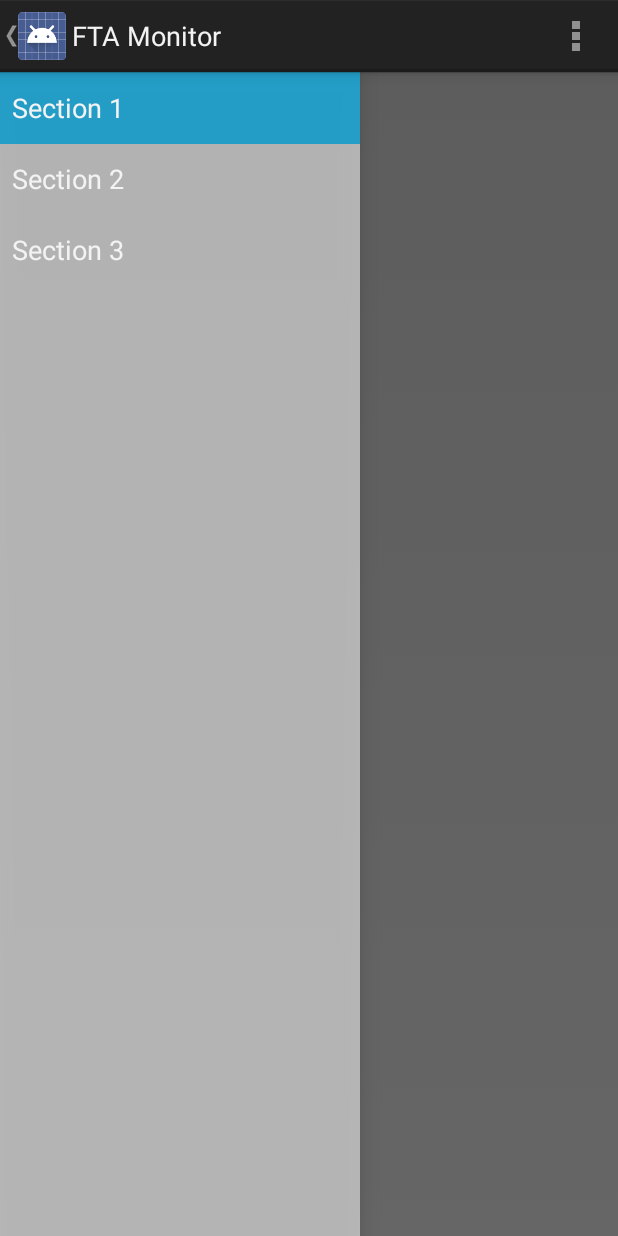
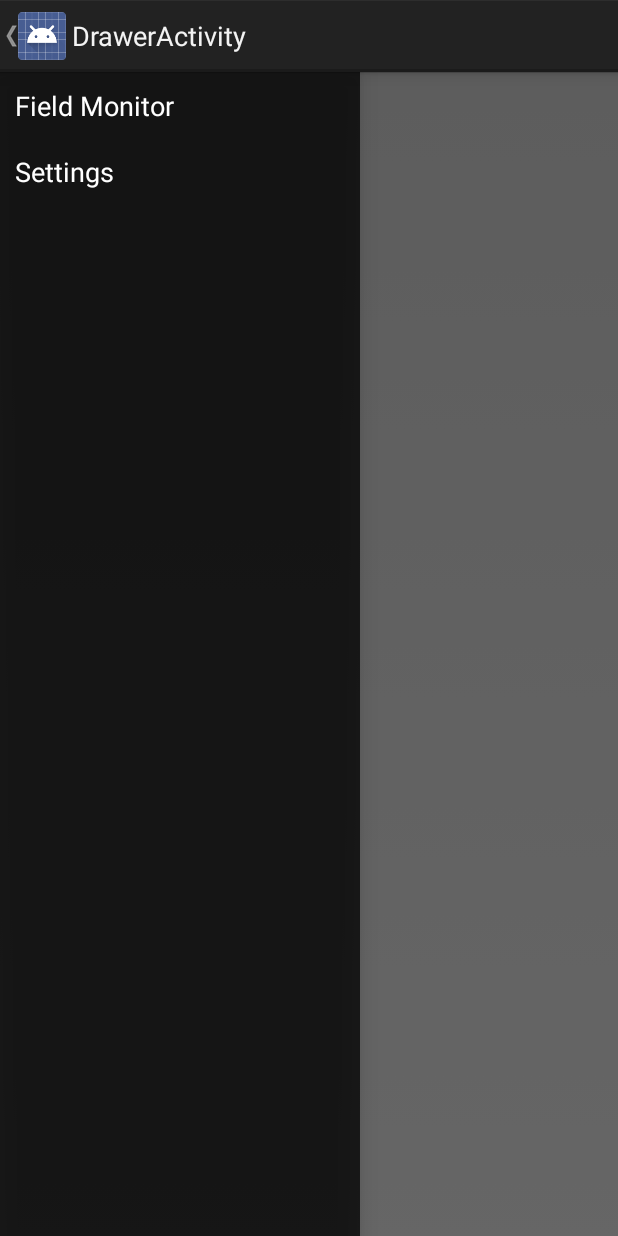
Before and after one commit to messenger-sean/fta-monitor-watchapp, an Android app: the screen it shows after launch (DrawerActivity), with the side drawer open, on a phone screen of 412 x 824 dp. Run offline under Robolectric (Android 15) with nearby library versions, the light colour scheme and no system bars; 2 statements that could not run were skipped.

Commit message:
Removed confusing extraneous boilerplate. Nav drawer has been hand implemented. Nav Drawer icon is properly showing

```diff
--- a/app/src/main/java/com/fsilberberg/ftamonitor/DrawerActivity.java
+++ b/app/src/main/java/com/fsilberberg/ftamonitor/DrawerActivity.java
@@ -2,147 +2,74 @@ package com.fsilberberg.ftamonitor;
 
 import android.app.Activity;
 
-import android.app.ActionBar;
-import android.app.Fragment;
-import android.app.FragmentManager;
-import android.content.Context;
-import android.os.Build;
 import android.os.Bundle;
-import android.util.Log;
-import android.view.Gravity;
-import android.view.LayoutInflater;
-import android.view.Menu;
+import android.support.v4.app.ActionBarDrawerToggle;
+import android.support.v4.widget.DrawerLayout;
 import android.view.MenuItem;
 import android.view.View;
-import android.view.ViewGroup;
-import android.support.v4.widget.DrawerLayout;
+import android.widget.AdapterView;
 import android.widget.ArrayAdapter;
-import android.widget.TextView;
+import android.widget.ListView;
 
 
-public class DrawerActivity extends Activity
-        implements NavigationDrawerFragment.NavigationDrawerCallbacks {
+public class DrawerActivity extends Activity implements ListView.OnItemClickListener {
 
-    /**
-     * Fragment managing the behaviors, interactions and presentation of the navigation drawer.
-     */
-    private NavigationDrawerFragment mNavigationDrawerFragment;
-
-    /**
-     * Used to store the last screen title. For use in {@link #restoreActionBar()}.
-     */
-    private CharSequence mTitle;
+    private String[] m_drawerItems;
+    private ListView m_drawerList;
+    private DrawerLayout m_drawerLayout;
+    private ActionBarDrawerToggle m_drawerToggle;
 
     @Override
     protected void onCreate(Bundle savedInstanceState) {
         super.onCreate(savedInstanceState);
         setContentView(R.layout.activity_drawer);
 
-        mNavigationDrawerFragment = (NavigationDrawerFragment)
-                getFragmentManager().findFragmentById(R.id.navigation_drawer);
-        mTitle = getTitle();
+        // Set up the drawer content
+        m_drawerItems = getResources().getStringArray(R.array.drawer_tabs);
+        m_drawerList = (ListView) findViewById(R.id.left_drawer);
+        m_drawerList.setAdapter(new ArrayAdapter<>(this, R.layout.list_white_text, R.id.list_content, m_drawerItems));
 
-        // Set up the drawer.
-        mNavigationDrawerFragment.setUp(
-                R.id.navigation_drawer,
-                (DrawerLayout) findViewById(R.id.drawer_layout));
+        // Set up the Drawer Toggle
+        m_drawerLayout = (DrawerLayout) findViewById(R.id.drawer_layout);
+        m_drawerToggle = new ActionBarDrawerToggle(this, m_drawerLayout, R.drawable.ic_drawer, R.string.navigation_drawer_open, R.string.navigation_drawer_close) {
+            private CharSequence m_title;
+
+            @Override
+            public void onDrawerOpened(View drawerView) {
+                super.onDrawerOpened(drawerView);
+                m_title = getActionBar().getTitle();
+                getActionBar().setTitle("FTA Monitor");
+            }
+
+            @Override
+            public void onDrawerClosed(View drawerView) {
+                super.onDrawerClosed(drawerView);
+                getActionBar().setTitle(m_title);
+            }
+        };
+        m_drawerLayout.setDrawerListener(m_drawerToggle);
+        getActionBar().setDisplayHomeAsUpEnabled(true);
+        getActionBar().setHomeButtonEnabled(true);
     }
 
     @Override
-    public void onNavigationDrawerItemSelected(int position) {
-        // update the main content by replacing fragments
-        FragmentManager fragmentManager = getFragmentManager();
-        fragmentManager.beginTransaction()
-                .replace(R.id.container, PlaceholderFragment.newInstance(position + 1))
-                .commit();
-    }
+    protected void onPostCreate(Bundle savedInstanceState) {
+        super.onPostCreate(savedInstanceState);
 
-    public void onSectionAttached(int number) {
-        switch (number) {
-            case 1:
-                mTitle = getString(R.string.title_section1);
-                break;
-            case 2:
-                mTitle = getString(R.string.title_section2);
-                break;
-            case 3:
-                mTitle = getString(R.string.title_section3);
-                break;
-        }
-    }
-
-    public void restoreActionBar() {
-        ActionBar actionBar = getActionBar();
-        actionBar.setNavigationMode(ActionBar.NAVIGATION_MODE_STANDARD);
-        actionBar.setDisplayShowTitleEnabled(true);
-        actionBar.setTitle(mTitle);
-    }
-
-
-    @Override
-    public boolean onCreateOptionsMenu(Menu menu) {
-        if (!mNavigationDrawerFragment.isDrawerOpen()) {
-            // Only show items in the action bar relevant to this screen
-            // if the drawer is not showing. Otherwise, let the drawer
-            // decide what to show in the action bar.
-            getMenuInflater().inflate(R.menu.drawer, menu);
-            restoreActionBar();
-            return true;
-        }
-        return super.onCreateOptionsMenu(menu);
+        m_drawerToggle.syncState();
     }
 
     @Override
     public boolean onOptionsItemSelected(MenuItem item) {
-        // Handle action bar item clicks here. The action bar will
-        // automatically handle clicks on the Home/Up button, so long
-        // as you specify a parent activity in AndroidManifest.xml.
-        int id = item.getItemId();
-        if (id == R.id.action_settings) {
-            getFragmentManager().beginTransaction().replace(R.id.container, new SettingsFragment()).addToBackStack(null).commit();
+        if (m_drawerToggle.onOptionsItemSelected(item)) {
             return true;
         }
+
         return super.onOptionsItemSelected(item);
     }
 
-    /**
-     * A placeholder fragment containing a simple view.
-     */
-    public static class PlaceholderFragment extends Fragment {
-        /**
-         * The fragment argument representing the section number for this
-         * fragment.
-         */
-        private static final String ARG_SECTION_NUMBER = "section_number";
+    @Override
+    public void onItemClick(AdapterView parent, View view, int position, long id) {
 
-        /**
-         * Returns a new instance of this fragment for the given section
-         * number.
-         */
-        public static PlaceholderFragment newInstance(int sectionNumber) {
-            PlaceholderFragment fragment = new PlaceholderFragment();
-            Bundle args = new Bundle();
-            args.putInt(ARG_SECTION_NUMBER, sectionNumber);
-            fragment.setArguments(args);
-            return fragment;
-        }
-
-        public PlaceholderFragment() {
-        }
-
-        @Override
-        public View onCreateView(LayoutInflater inflater, ViewGroup container,
-                Bundle savedInstanceState) {
-            View rootView = inflater.inflate(R.layout.fragment_drawer, container, false);
-            return rootView;
-        }
-
-        @Override
-        public void onAttach(Activity activity) {
-            super.onAttach(activity);
-            ((DrawerActivity) activity).onSectionAttached(
-                    getArguments().getInt(ARG_SECTION_NUMBER));
-        }
     }
-
 }
--- a/app/src/main/java/com/fsilberberg/ftamonitor/NavigationDrawerFragment.java
+++ /dev/null
@@ -1,282 +0,0 @@
-package com.fsilberberg.ftamonitor;
-
-
-import android.app.Activity;
-import android.app.ActionBar;
-import android.app.Fragment;
-import android.support.v4.app.ActionBarDrawerToggle;
-import android.support.v4.view.GravityCompat;
-import android.support.v4.widget.DrawerLayout;
-import android.content.SharedPreferences;
-import android.content.res.Configuration;
-import android.os.Bundle;
-import android.preference.PreferenceManager;
-import android.view.LayoutInflater;
-import android.view.Menu;
-import android.view.MenuInflater;
-import android.view.MenuItem;
-import android.view.View;
-import android.view.ViewGroup;
-import android.widget.AdapterView;
-import android.widget.ArrayAdapter;
-import android.widget.ListView;
-import android.widget.Toast;
-
-/**
- * Fragment used for managing interactions for and presentation of a navigation drawer.
- * See the <a href="https://developer.android.com/design/patterns/navigation-drawer.html#Interaction">
- * design guidelines</a> for a complete explanation of the behaviors implemented here.
- */
-public class NavigationDrawerFragment extends Fragment {
-
-    /**
-     * Remember the position of the selected item.
-     */
-    private static final String STATE_SELECTED_POSITION = "selected_navigation_drawer_position";
-
-    /**
-     * Per the design guidelines, you should show the drawer on launch until the user manually
-     * expands it. This shared preference tracks this.
-     */
-    private static final String PREF_USER_LEARNED_DRAWER = "navigation_drawer_learned";
-
-    /**
-     * A pointer to the current callbacks instance (the Activity).
-     */
-    private NavigationDrawerCallbacks mCallbacks;
-
-    /**
-     * Helper component that ties the action bar to the navigation drawer.
-     */
-    private ActionBarDrawerToggle mDrawerToggle;
-
-    private DrawerLayout mDrawerLayout;
-    private ListView mDrawerListView;
-    private View mFragmentContainerView;
-
-    private int mCurrentSelectedPosition = 0;
-    private boolean mFromSavedInstanceState;
-    private boolean mUserLearnedDrawer;
-
-    public NavigationDrawerFragment() {
-    }
-
-    @Override
-    public void onCreate(Bundle savedInstanceState) {
-        super.onCreate(savedInstanceState);
-
-        // Read in the flag indicating whether or not the user has demonstrated awareness of the
-        // drawer. See PREF_USER_LEARNED_DRAWER for details.
-        SharedPreferences sp = PreferenceManager.getDefaultSharedPreferences(getActivity());
-        mUserLearnedDrawer = sp.getBoolean(PREF_USER_LEARNED_DRAWER, false);
-
-        if (savedInstanceState != null) {
-            mCurrentSelectedPosition = savedInstanceState.getInt(STATE_SELECTED_POSITION);
-            mFromSavedInstanceState = true;
-        }
-
-        // Select either the default item (0) or the last selected item.
-        selectItem(mCurrentSelectedPosition);
-    }
-
-    @Override
-    public void onActivityCreated (Bundle savedInstanceState) {
-        super.onActivityCreated(savedInstanceState);
-        // Indicate that this fragment would like to influence the set of actions in the action bar.
-        setHasOptionsMenu(true);
-    }
-
-    @Override
-    public View onCreateView(LayoutInflater inflater, ViewGroup container,
-            Bundle savedInstanceState) {
-        mDrawerListView = (ListView) inflater.inflate(
-                R.layout.fragment_navigation_drawer, container, false);
-        mDrawerListView.setOnItemClickListener(new AdapterView.OnItemClickListener() {
-            @Override
-            public void onItemClick(AdapterView<?> parent, View view, int position, long id) {
-                selectItem(position);
-            }
-        });
-        mDrawerListView.setAdapter(new ArrayAdapter<String>(
-                getActionBar().getThemedContext(),
-                android.R.layout.simple_list_item_activated_1,
-                android.R.id.text1,
-                new String[]{
-                        getString(R.string.title_section1),
-                        getString(R.string.title_section2),
-                        getString(R.string.title_section3),
-                }));
-        mDrawerListView.setItemChecked(mCurrentSelectedPosition, true);
-        return mDrawerListView;
-    }
-
-    public boolean isDrawerOpen() {
-        return mDrawerLayout != null && mDrawerLayout.isDrawerOpen(mFragmentContainerView);
-    }
-
-    /**
-     * Users of this fragment must call this method to set up the navigation drawer interactions.
-     *
-     * @param fragmentId   The android:id of this fragment in its activity's layout.
-     * @param drawerLayout The DrawerLayout containing this fragment's UI.
-     */
-    public void setUp(int fragmentId, DrawerLayout drawerLayout) {
-        mFragmentContainerView = getActivity().findViewById(fragmentId);
-        mDrawerLayout = drawerLayout;
-
-        // set a custom shadow that overlays the main content when the drawer opens
-        mDrawerLayout.setDrawerShadow(R.drawable.drawer_shadow, GravityCompat.START);
-        // set up the drawer's list view with items and click listener
-
-        ActionBar actionBar = getActionBar();
-        actionBar.setDisplayHomeAsUpEnabled(true);
-        actionBar.setHomeButtonEnabled(true);
-
-        // ActionBarDrawerToggle ties together the the proper interactions
-        // between the navigation drawer and the action bar app icon.
-        mDrawerToggle = new ActionBarDrawerToggle(
-                getActivity(),                    /* host Activity */
-                mDrawerLayout,                    /* DrawerLayout object */
-                R.drawable.ic_drawer,             /* nav drawer image to replace 'Up' caret */
-                R.string.navigation_drawer_open,  /* "open drawer" description for accessibility */
-                R.string.navigation_drawer_close  /* "close drawer" description for accessibility */
-        ) {
-            @Override
-            public void onDrawerClosed(View drawerView) {
-                super.onDrawerClosed(drawerView);
-                if (!isAdded()) {
-                    return;
-                }
-
-                getActivity().invalidateOptionsMenu(); // calls onPrepareOptionsMenu()
-            }
-
-            @Override
-            public void onDrawerOpened(View drawerView) {
-                super.onDrawerOpened(drawerView);
-                if (!isAdded()) {
-                    return;
-                }
-
-                if (!mUserLearnedDrawer) {
-                    // The user manually opened the drawer; store this flag to prevent auto-showing
-                    // the navigation drawer automatically in the future.
-                    mUserLearnedDrawer = true;
-                    SharedPreferences sp = PreferenceManager
-                            .getDefaultSharedPreferences(getActivity());
-                    sp.edit().putBoolean(PREF_USER_LEARNED_DRAWER, true).apply();
-                }
-
-                getActivity().invalidateOptionsMenu(); // calls onPrepareOptionsMenu()
-            }
-        };
-
-        // If the user hasn't 'learned' about the drawer, open it to introduce them to the drawer,
-        // per the navigation drawer design guidelines.
-        if (!mUserLearnedDrawer && !mFromSavedInstanceState) {
-            mDrawerLayout.openDrawer(mFragmentContainerView);
-        }
-
-        // Defer code dependent on restoration of previous instance state.
-        mDrawerLayout.post(new Runnable() {
-            @Override
-            public void run() {
-                mDrawerToggle.syncState();
-            }
-        });
-
-        mDrawerLayout.setDrawerListener(mDrawerToggle);
-    }
-
-    private void selectItem(int position) {
-        mCurrentSelectedPosition = position;
-        if (mDrawerListView != null) {
-            mDrawerListView.setItemChecked(position, true);
-        }
-        if (mDrawerLayout != null) {
-            mDrawerLayout.closeDrawer(mFragmentContainerView);
-        }
-        if (mCallbacks != null) {
-            mCallbacks.onNavigationDrawerItemSelected(position);
-        }
-    }
-
-    @Override
-    public void onAttach(Activity activity) {
-        super.onAttach(activity);
-        try {
-            mCallbacks = (NavigationDrawerCallbacks) activity;
-        } catch (ClassCastException e) {
-            throw new ClassCastException("Activity must implement NavigationDrawerCallbacks.");
-        }
-    }
-
-    @Override
-    public void onDetach() {
-        super.onDetach();
-        mCallbacks = null;
-    }
-
-    @Override
-    public void onSaveInstanceState(Bundle outState) {
-        super.onSaveInstanceState(outState);
-        outState.putInt(STATE_SELECTED_POSITION, mCurrentSelectedPosition);
-    }
-
-    @Override
-    public void onConfigurationChanged(Configuration newConfig) {
-        super.onConfigurationChanged(newConfig);
-        // Forward the new configuration the drawer toggle component.
-        mDrawerToggle.onConfigurationChanged(newConfig);
-    }
-
-    @Override
-    public void onCreateOptionsMenu(Menu menu, MenuInflater inflater) {
-        // If the drawer is open, show the global app actions in the action bar. See also
-        // showGlobalContextActionBar, which controls the top-left area of the action bar.
-        if (mDrawerLayout != null && isDrawerOpen()) {
-            inflater.inflate(R.menu.global, menu);
-            showGlobalContextActionBar();
-        }
-        super.onCreateOptionsMenu(menu, inflater);
-    }
-
-    @Override
-    public boolean onOptionsItemSelected(MenuItem item) {
-        if (mDrawerToggle.onOptionsItemSelected(item)) {
-            return true;
-        }
-
-        if (item.getItemId() == R.id.action_example) {
-            Toast.makeText(getActivity(), "Example action.", Toast.LENGTH_SHORT).show();
-            return true;
-        }
-
-        return super.onOptionsItemSelected(item);
-    }
-
-    /**
-     * Per the navigation drawer design guidelines, updates the action bar to show the global app
-     * 'context', rather than just what's in the current screen.
-     */
-    private void showGlobalContextActionBar() {
-        ActionBar actionBar = getActionBar();
-        actionBar.setDisplayShowTitleEnabled(true);
-        actionBar.setNavigationMode(ActionBar.NAVIGATION_MODE_STANDARD);
-        actionBar.setTitle(R.string.app_name);
-    }
-
-    private ActionBar getActionBar() {
-        return getActivity().getActionBar();
-    }
-
-    /**
-     * Callbacks interface that all activities using this fragment must implement.
-     */
-    public static interface NavigationDrawerCallbacks {
-        /**
-         * Called when an item in the navigation drawer is selected.
-         */
-        void onNavigationDrawerItemSelected(int position);
-    }
-}
--- a/app/src/main/java/com/fsilberberg/ftamonitor/SettingsFragment.java
+++ b/app/src/main/java/com/fsilberberg/ftamonitor/SettingsFragment.java
@@ -33,6 +33,7 @@ public class SettingsFragment extends PreferenceFragment implements SharedPrefer
 
         ActionBar actionBar = getActivity().getActionBar();
         actionBar.removeAllTabs();
+        actionBar.setTitle("Settings");
     }
 
     @Override
--- a/app/src/main/res/layout/activity_drawer.xml
+++ b/app/src/main/res/layout/activity_drawer.xml
@@ -14,18 +14,14 @@
         android:layout_width="match_parent"
         android:layout_height="match_parent" />
 
-    <!-- android:layout_gravity="start" tells DrawerLayout to treat
-         this as a sliding drawer on the left side for left-to-right
-         languages and on the right side for right-to-left languages.
-         If you're not building against API 17 or higher, use
-         android:layout_gravity="left" instead. -->
-    <!-- The drawer is given a fixed width in dp and extends the full height of
-         the container. -->
-    <fragment android:id="@+id/navigation_drawer"
-        android:layout_width="@dimen/navigation_drawer_width"
-        android:layout_height="match_parent"
-        android:layout_gravity="start"
-        android:name="com.fsilberberg.ftamonitor.NavigationDrawerFragment"
-        tools:layout="@layout/fragment_navigation_drawer" />
+    <!-- The navigation drawer -->
+    <ListView android:id="@+id/left_drawer"
+              android:layout_width="240dp"
+              android:layout_height="match_parent"
+              android:layout_gravity="start"
+              android:choiceMode="singleChoice"
+              android:divider="@android:color/transparent"
+              android:dividerHeight="0dp"
+              android:background="@color/drawer"/>
 
 </android.support.v4.widget.DrawerLayout>
--- a/app/src/main/res/layout/fragment_navigation_drawer.xml
+++ /dev/null
@@ -1,9 +0,0 @@
-<ListView xmlns:android="http://schemas.android.com/apk/res/android"
-    xmlns:tools="http://schemas.android.com/tools"
-    android:layout_width="match_parent"
-    android:layout_height="match_parent"
-    android:choiceMode="singleChoice"
-    android:divider="@android:color/transparent"
-    android:dividerHeight="0dp"
-    android:background="#cccc"
-    tools:context="com.fsilberberg.ftamonitor.NavigationDrawerFragment" />
--- /dev/null
+++ b/app/src/main/res/layout/list_white_text.xml
@@ -0,0 +1,17 @@
+<?xml version="1.0" encoding="utf-8"?>
+
+<LinearLayout xmlns:android="http://schemas.android.com/apk/res/android"
+              android:orientation="vertical"
+              android:layout_width="match_parent"
+              android:layout_height="match_parent">
+
+    <TextView
+        android:id="@+id/list_content"
+        android:layout_width="fill_parent"
+        android:layout_height="wrap_content"
+        android:gravity="left"
+        android:layout_margin="10dip"
+        android:textColor="@android:color/white"
+        android:textSize="18sp"/>
+
+</LinearLayout>
--- a/app/src/main/res/values/colors.xml
+++ b/app/src/main/res/values/colors.xml
@@ -4,4 +4,5 @@
     <color name="FRC_BLUE">#0065B3</color>
     <color name="FRC_BLACK">#231F20</color>
     <color name="FRC_GREY">#A7A9AC</color>
+    <color name="drawer">#BF000000</color>
 </resources>
--- a/app/src/main/res/values/strings.xml
+++ b/app/src/main/res/values/strings.xml
@@ -21,5 +21,9 @@
     <string name="auto_time">Autonomous Period Length (seconds)</string>
     <string name="telelop_time_key">teleop_time</string>
     <string name="teleop_time">Teleop Period Length (seconds)</string>
+    <string-array name="drawer_tabs">
+        <item>Field Monitor</item>
+        <item>Settings</item>
+    </string-array>
 
 </resources>
```
Also changed, not shown: app/src/main/res/drawable-hdpi/ic_action_new.png (added), app/src/main/res/drawable-hdpi/ic_drawer.png, app/src/main/res/drawable-mdpi/ic_action_new.png (added), app/src/main/res/drawable-mdpi/ic_drawer.png, app/src/main/res/drawable-xhdpi/ic_action_new.png (added), app/src/main/res/drawable-xhdpi/ic_drawer.png, app/src/main/res/drawable-xxhdpi/ic_action_new.png (added), app/src/main/res/drawable-xxhdpi/ic_drawer.png.
